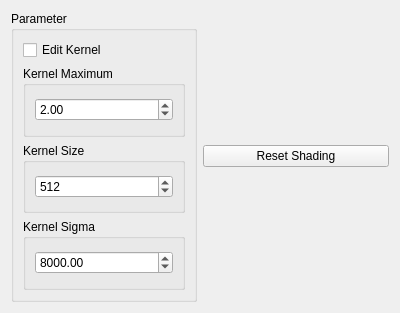
Before: the Qt Designer form source/modules/manual_multiplicative_deshade/ManualMultiplicativeDeshade.ui in josefkoller/ambient_image_processor, drawn with Qt 5.
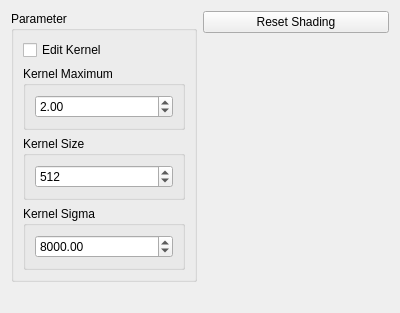
After: the same form once the commit is applied.

Commit message: ui format: maximize horizontally and align to top

What changed in the file:
```diff
--- a/source/modules/manual_multiplicative_deshade/ManualMultiplicativeDeshade.ui
+++ b/source/modules/manual_multiplicative_deshade/ManualMultiplicativeDeshade.ui
@@ -14,8 +14,14 @@
    <string>Form</string>
   </property>
   <layout class="QHBoxLayout" name="horizontalLayout">
-   <item>
+   <item alignment="Qt::AlignTop">
     <widget class="QGroupBox" name="groupBox">
+     <property name="sizePolicy">
+      <sizepolicy hsizetype="Preferred" vsizetype="Maximum">
+       <horstretch>0</horstretch>
+       <verstretch>0</verstretch>
+      </sizepolicy>
+     </property>
      <property name="title">
       <string>Parameter</string>
      </property>
@@ -93,7 +99,7 @@
      </layout>
     </widget>
    </item>
-   <item>
+   <item alignment="Qt::AlignTop">
     <widget class="QPushButton" name="reset_shading_button">
      <property name="text">
       <string>Reset Shading</string>
```
The commit also changes 20 other files.
